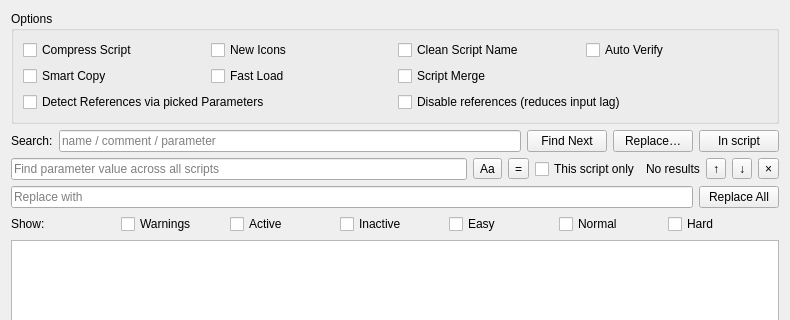
This is GeneralsMD/Code/Tools/WorldBuilder/qt/WBQtScriptWindow.ui in tintinhamans/GeneralsGameCode as Qt 5 draws it before an edit; both pictures show x 0 to 790 and y 0 to 320 of the 790 by 645 pixel window. The edited form follows.
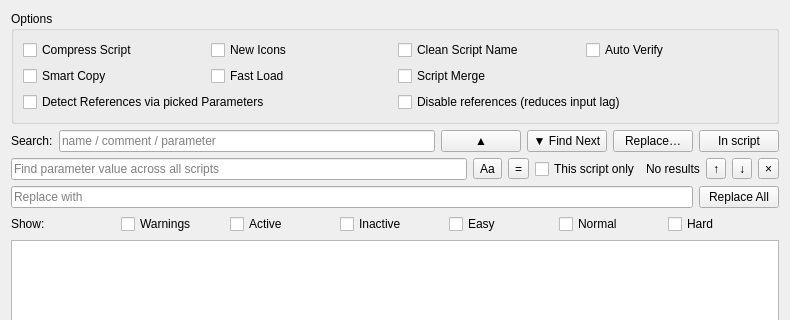
This is the edited form.

Commit message:
feat(worldbuilder): add Find Prev to the script editor search
Shift+Enter in the search box does the same.

The edit to the form file:
```diff
--- a/GeneralsMD/Code/Tools/WorldBuilder/qt/WBQtScriptWindow.ui
+++ b/GeneralsMD/Code/Tools/WorldBuilder/qt/WBQtScriptWindow.ui
@@ -106,7 +106,7 @@
     </widget>
    </item>
    <item>
-    <layout class="QHBoxLayout" name="searchRow" stretch="0,1,0,0,0">
+    <layout class="QHBoxLayout" name="searchRow" stretch="0,1,0,0,0,0">
      <item>
       <widget class="QLabel" name="searchLabel">
        <property name="text">
@@ -121,10 +121,20 @@
        </property>
       </widget>
      </item>
+     <item>
+      <widget class="QPushButton" name="findPrevBtn">
+       <property name="toolTip">
+        <string>Find Prev (Shift+Enter in the search box)</string>
+       </property>
+       <property name="text">
+        <string>&#9650;</string>
+       </property>
+      </widget>
+     </item>
      <item>
       <widget class="QPushButton" name="findBtn">
        <property name="text">
-        <string>Find Next</string>
+        <string>&#9660; Find Next</string>
        </property>
       </widget>
      </item>
```
The commit also changes 3 other files.
